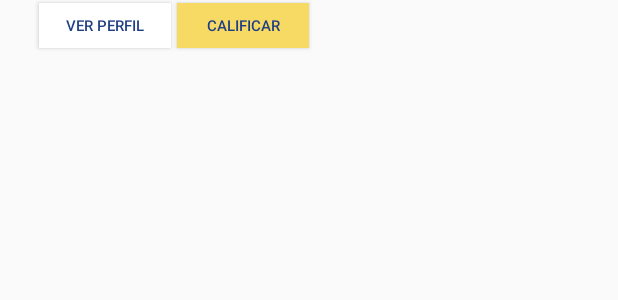
After one commit to FrankCV12345/sga-android, an Android app: the layout item_list_recycler.xml on its own in the app's theme, with its tools: preview values and no code run, on a phone screen of 412 x 824 dp. The commit adds this screen. Shown: the top 300 px of the screen. Run offline under Robolectric (Android 15) with nearby library versions, the phone set to English and light mode, and no system bars; network calls fail.

Commit message:
agrego mejoras a el app android

```diff
--- a/app/src/main/java/com/frank/sga/Utilidades/DirecionServicioRest.java
+++ b/app/src/main/java/com/frank/sga/Utilidades/DirecionServicioRest.java
@@ -8,6 +8,8 @@ public class DirecionServicioRest {
     public static String PATH_TIPOS_SEXO ="/TipoSexo";
     public static  String PATH_TIPOS_SOLICITUD = "/TipoSolicitud";
     public static  String PATH_SOLICITUDALUMNO = "/SolicitudesAlumno";
+    public static String PATH_PROFESORES_GRUPO = "/grupo";
+    public static  String PATH_CALIFICACION_PROFESORES = "/calificacionProfesor";
     public static  String PATH_SOLICITUDES_POR_ALUMNO(Long idAlumno){
        if(idAlumno !=null && idAlumno > 0){
            return "/Alumno/"+idAlumno+"/Solicitudes";
--- a/app/src/main/java/com/frank/sga/ui/login/LoginActivity.java
+++ b/app/src/main/java/com/frank/sga/ui/login/LoginActivity.java
@@ -98,7 +98,7 @@ public class LoginActivity extends AppCompatActivity {
                     System.out.println("ESTOO "+response.toString());
                     MemoriaLocal.setDefaults("token",response.getString("token"),getApplicationContext());
                     MemoriaLocal.setDefaults("idUser",response.getString("idUser"),getApplicationContext());
-
+                    MemoriaLocal.setDefaults("idGrupo", String.valueOf(response.getJSONObject("grupo").getInt("id")),getApplicationContext());
                     MemoriaLocal.setDefaults("Nombre",response.getString("nombre"),getApplicationContext());
                     startActivity(new Intent(getApplicationContext(),MenuPrincipal.class));
                     Toast.makeText(getApplicationContext(),response.getString("nombre"),Toast.LENGTH_LONG).show();
--- a/app/src/main/java/com/frank/sga/ui/solicitudes/AgregaSolicirud.java
+++ b/app/src/main/java/com/frank/sga/ui/solicitudes/AgregaSolicirud.java
@@ -96,6 +96,7 @@ public class AgregaSolicirud extends AppCompatActivity {
 //llenando el spinner tipos de solicitud
     private void llenaSpinerTipoSolicitudes(){
         String url = DirecionServicioRest.IP_SERVICIO_REST+DirecionServicioRest.PATH_TIPOS_SOLICITUD;
+        System.out.println(url);
         JsonArrayRequest jsonArrayRequest = new JsonArrayRequest(Request.Method.GET, url, null, new Response.Listener<JSONArray>() {
             @Override
             public void onResponse(JSONArray response) {
--- /dev/null
+++ b/app/src/main/res/layout/item_list_recycler.xml
@@ -0,0 +1,52 @@
+<?xml version="1.0" encoding="utf-8"?>
+<LinearLayout xmlns:android="http://schemas.android.com/apk/res/android"
+    android:orientation="horizontal" android:layout_width="match_parent"
+    android:layout_height="match_parent" >
+    <TextView
+        android:id="@+id/tvIdProfesor"
+        android:layout_width="wrap_content"
+        android:layout_height="wrap_content"
+        android:textSize="10dp"
+        style="@style/btnRecicler"
+        >
+    </TextView>
+    <TextView
+        android:id="@+id/tvNombreProfesor"
+        android:layout_width="wrap_content"
+        android:layout_height="wrap_content"
+        android:textSize="10dp"
+        style="@style/btnRecicler"
+        >
+
+    </TextView>
+
+    <TextView
+        android:id="@+id/tvApellidoProfesor"
+        android:layout_width="wrap_content"
+        android:layout_height="wrap_content"
+        android:textSize="10dp"
+        style="@style/btnRecicler"
+        >
+    </TextView>
+    <Button
+        android:id="@+id/btnVerPerfil"
+        android:layout_width="wrap_content"
+        style="@style/btnRecicler"
+        android:background="#FFF"
+        android:text="Ver Perfil"
+        android:textColor="#1F3F85"
+        android:textSize="10dp"
+        >
+    </Button>
+    <Button
+        android:id="@+id/btnCalificaProfe"
+        android:layout_width="wrap_content"
+        android:text="Calificar"
+        style="@style/btnRecicler"
+        android:background="#f6da63"
+        android:textColor="#1F3F85"
+        android:textSize="10dp"
+        >
+
+    </Button>
+</LinearLayout>
--- a/app/src/main/res/values/styles.xml
+++ b/app/src/main/res/values/styles.xml
@@ -51,4 +51,10 @@
         <item name="android:layout_margin">15dp</item>
     </style>
 
+    <style name="btnRecicler">
+        <item name="android:layout_margin">2dp</item>
+        <item name="android:padding">2dp</item>
+        <item name="android:layout_height">30dp</item>
+    </style>
+
 </resources>
```
Also changed, not shown: app/src/main/java/com/frank/sga/adapters/AdapterListaProfesores.java (added, +70 -0 lines), app/src/main/java/com/frank/sga/ui/CalificacionProfesor/ListaProfesores.java (+86 -2 lines), app/src/main/res/layout/activity_lista_profesores.xml (+12 -18 lines).
